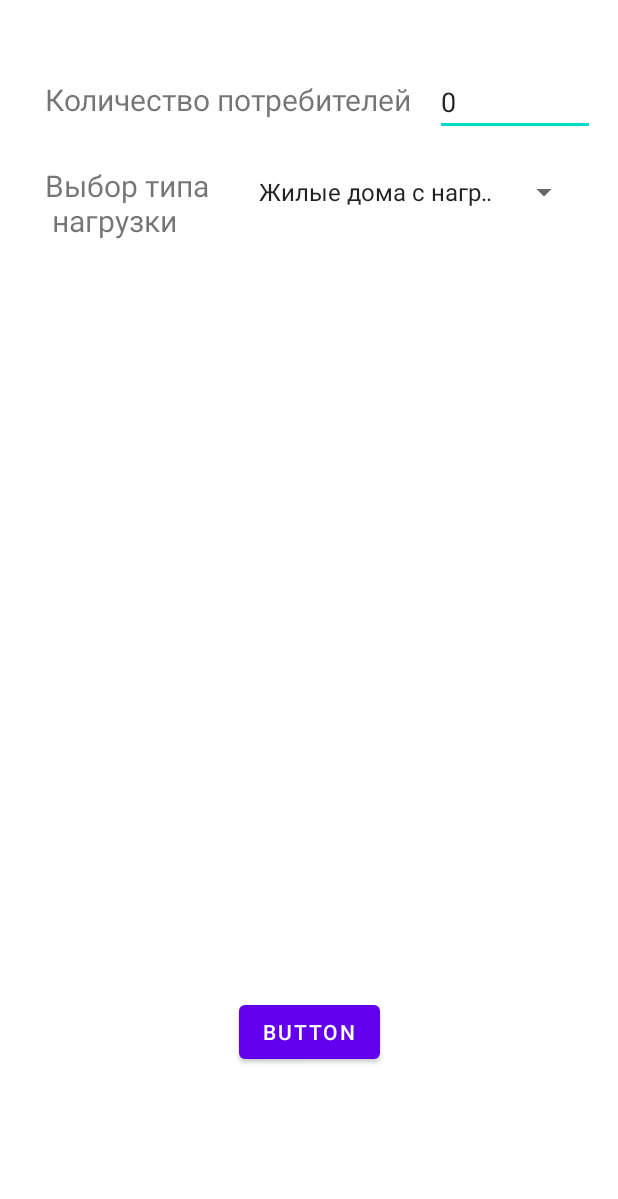
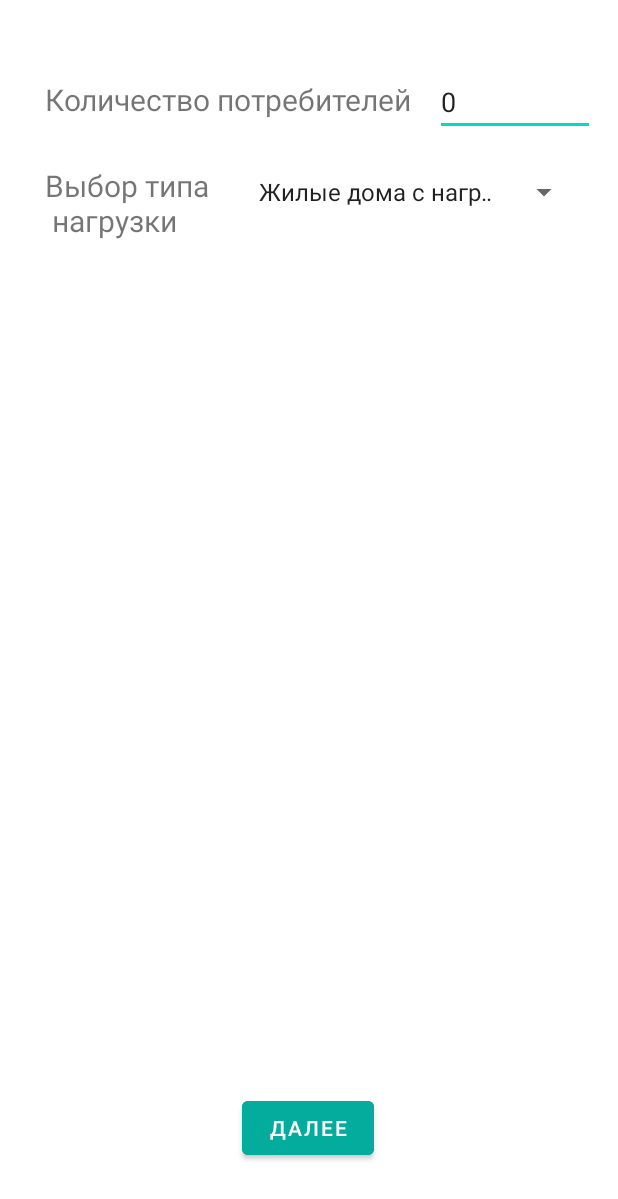
Before and after one commit to Viktorphp84/Viktorphp84_Repository, an Android app: the layout activity_main.xml on its own in the app's theme, with its tools: preview values and no code run, on a phone screen of 412 x 824 dp. Shown: the top 1199 px of the screen. Run offline under Robolectric (Android 15) with nearby library versions, the phone set to English and light mode, and no system bars.

Commit message:
29.11.2021

```diff
--- a/app/src/main/res/layout/activity_main.xml
+++ b/app/src/main/res/layout/activity_main.xml
@@ -11,7 +11,7 @@
         android:id="@+id/textView"
         android:layout_width="wrap_content"
         android:layout_height="wrap_content"
-        android:text="Количество потребителей"
+        android:text="@string/number_of_consumers"
         android:textSize="20dp"
         app:layout_constraintBottom_toBottomOf="parent"
         app:layout_constraintStart_toStartOf="@+id/textView2"
@@ -24,7 +24,7 @@
         android:layout_height="wrap_content"
         android:ems="5"
         android:inputType="textPersonName"
-        android:text="0"
+        android:text="@string/input_number"
         app:layout_constraintBottom_toBottomOf="@+id/textView"
         app:layout_constraintEnd_toEndOf="parent"
         app:layout_constraintStart_toEndOf="@+id/textView"
@@ -56,11 +56,14 @@
         android:id="@+id/button"
         android:layout_width="wrap_content"
         android:layout_height="wrap_content"
-        android:layout_marginBottom="112dp"
+        android:layout_marginBottom="48dp"
+        android:backgroundTint="@color/button_background"
         android:onClick="onClickTest"
-        android:text="Button"
+        android:text="@string/button_next"
+        android:textColor="@color/white"
         app:layout_constraintBottom_toBottomOf="parent"
         app:layout_constraintEnd_toEndOf="parent"
+        app:layout_constraintHorizontal_bias="0.498"
         app:layout_constraintStart_toStartOf="parent" />
 
 
--- a/app/src/main/res/values/colors.xml
+++ b/app/src/main/res/values/colors.xml
@@ -7,4 +7,7 @@
     <color name="teal_700">#FF018786</color>
     <color name="black">#FF000000</color>
     <color name="white">#FFFFFFFF</color>
+    <color name="button_background">#03AC9C</color>
+    <color name="activity_background">#5A5A5A</color>
+    <color name="spinner_background">#AAAAAA</color>
 </resources>
--- a/app/src/main/res/values/strings.xml
+++ b/app/src/main/res/values/strings.xml
@@ -8,4 +8,7 @@
         <item>Производственные потребители</item>
     </string-array>
     <string name="window_input">Ввод данных</string>
+    <string name="button_next">Далее</string>
+    <string name="number_of_consumers">Количество потребителей</string>
+    <string name="input_number">0</string>
 </resources>
```
